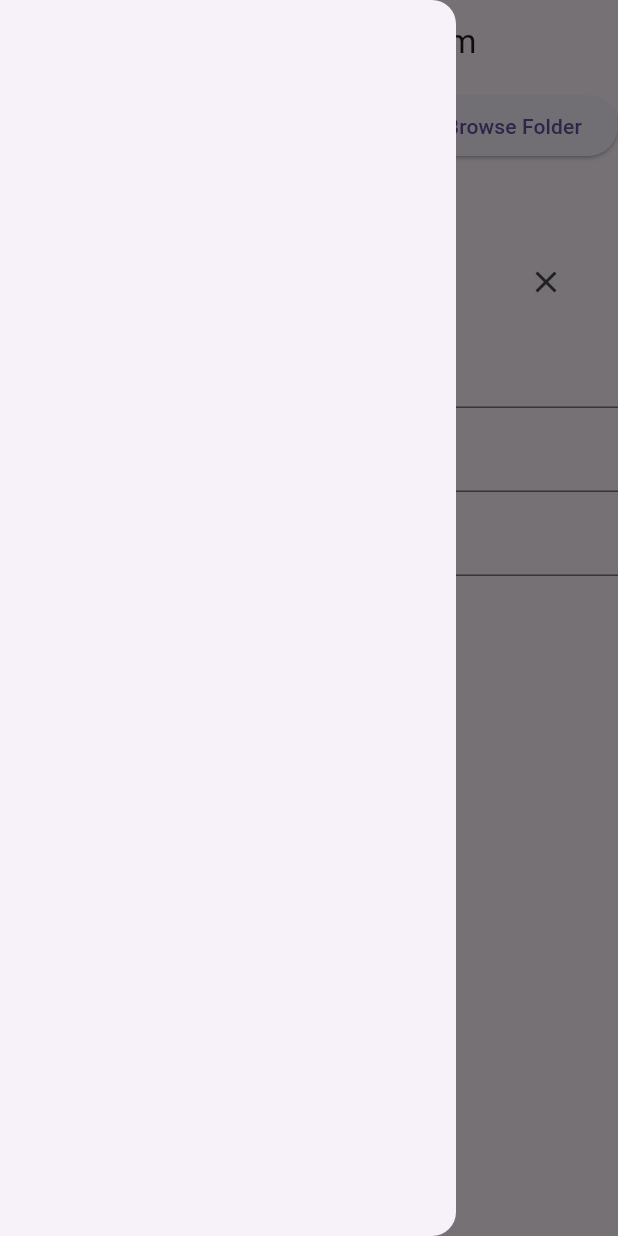
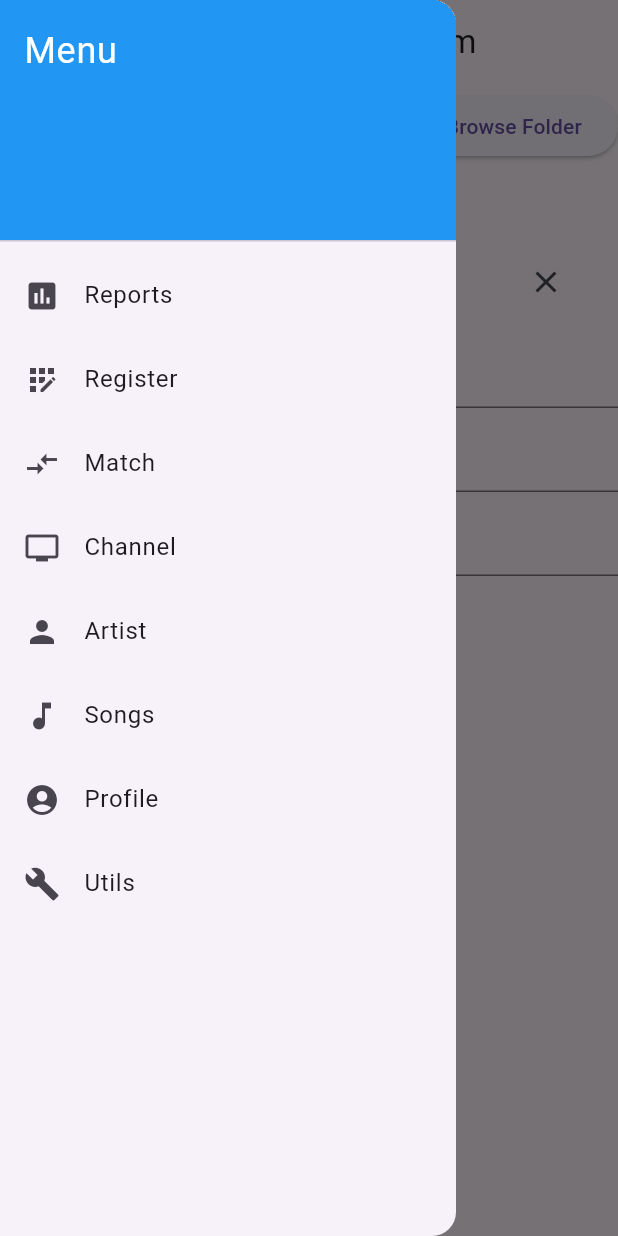
Before and after one commit to chamudiabeysinghe16/dashboard, a Flutter app: the screen it shows after launch, with the side drawer open, on a phone screen of 412 x 824 dp. Run offline on Flutter 3.47's test engine with Material 3 defaults, Android fonts, the phone set to English and light mode, and no system bars.

Commit message:
Updated the home_page.dart file
Populated the Drawer with the items which are, Reports, Register, Match, Channel, Artist, Songs, Profile and Utils.

```diff
--- a/dashboard/lib/home_page.dart
+++ b/dashboard/lib/home_page.dart
@@ -2,24 +2,103 @@ import 'package:flutter/material.dart';
 
 class MyHomePage extends StatefulWidget {
   @override
-  _MyHomePageState createState() => _MyHomePageState();
+  _MyHomePageState createState() => _MyHomePageState(); // Create a state
 }
 
-class _MyHomePageState extends State<MyHomePage> {
-  final GlobalKey<ScaffoldState> _scaffoldKey = GlobalKey<ScaffoldState>();
-  String dropdownValue = 'Create New';
-  String filePath = 'file path';
+class _MyHomePageState extends State<MyHomePage> // Create a state class
+{
+  final GlobalKey<ScaffoldState> _scaffoldKey =
+      GlobalKey<ScaffoldState>(); // Create a key
+  String dropdownValue =
+      'Create New'; // Create a variable to store the selected value
+  String filePath = 'file path'; // Create a variable to store the file path
 
   @override
-  Widget build(BuildContext context) {
+  Widget build(BuildContext context) // Create a build method
+  {
+    // Create a Scaffold
     return Scaffold(
-      key: _scaffoldKey,
+      key: _scaffoldKey, // Assign the key to the Scaffold
       appBar: AppBar(
         title: Text('Radio Monitoring System'),
       ),
+      // Create a Drawer. You can populate the Drawer with the items you want.
       drawer: Drawer(
-          // Populate your Drawer with the items you want
-          ),
+        // Populate your Drawer with the items you want
+        child: ListView(
+          padding: EdgeInsets.zero,
+          children: [
+            DrawerHeader(
+              decoration: BoxDecoration(
+                color: Colors.blue,
+              ),
+              child: Text(
+                'Menu',
+                style: TextStyle(
+                  color: Colors.white,
+                  fontSize: 24,
+                ),
+              ),
+            ),
+            ListTile(
+              leading: Icon(Icons.assessment),
+              title: Text('Reports'),
+              onTap: () {
+                // Handle the tap
+              },
+            ),
+            ListTile(
+              leading: Icon(Icons.app_registration),
+              title: Text('Register'),
+              onTap: () {
+                // Handle the tap
+              },
+            ),
+            ListTile(
+              leading: Icon(Icons.compare_arrows),
+              title: Text('Match'),
+              onTap: () {
+                // Handle the tap
+              },
+            ),
+            ListTile(
+              leading: Icon(Icons.tv),
+              title: Text('Channel'),
+              onTap: () {
+                // Handle the tap
+              },
+            ),
+            ListTile(
+              leading: Icon(Icons.person),
+              title: Text('Artist'),
+              onTap: () {
+                // Handle the tap
+              },
+            ),
+            ListTile(
+              leading: Icon(Icons.music_note),
+              title: Text('Songs'),
+              onTap: () {
+                // Handle the tap
+              },
+            ),
+            ListTile(
+              leading: Icon(Icons.account_circle),
+              title: Text('Profile'),
+              onTap: () {
+                // Handle the tap
+              },
+            ),
+            ListTile(
+              leading: Icon(Icons.build),
+              title: Text('Utils'),
+              onTap: () {
+                // Handle the tap
+              },
+            ),
+          ],
+        ),
+      ),
       body: SingleChildScrollView(
         child: Column(
           children: <Widget>[
@@ -27,7 +106,8 @@ class _MyHomePageState extends State<MyHomePage> {
               children: <Widget>[
                 Expanded(
                   child: TextFormField(
-                    initialValue: filePath,
+                    initialValue:
+                        filePath, // Assign the file path to the initial value
                     decoration:
                         InputDecoration(labelText: 'Select file/folder'),
                   ),
@@ -50,13 +130,19 @@ class _MyHomePageState extends State<MyHomePage> {
               value: dropdownValue,
               onChanged: (String? newValue) {
                 setState(() {
-                  dropdownValue = newValue!;
+                  dropdownValue =
+                      newValue!; // Assign the selected value to the variable
                 });
               },
-              items: <String>['Create New', 'Existing Job 1', 'Existing Job 2']
+              items: <String>[
+                'Create New',
+                'Existing Job 1',
+                'Existing Job 2'
+              ] // Add your items
+                  // Create a list of DropdownMenuItem widgets
                   .map<DropdownMenuItem<String>>((String value) {
                 return DropdownMenuItem<String>(
-                  value: value,
+                  value: value, // Assign the value to the DropdownMenuItem
                   child: Text(value),
                 );
               }).toList(),
```
